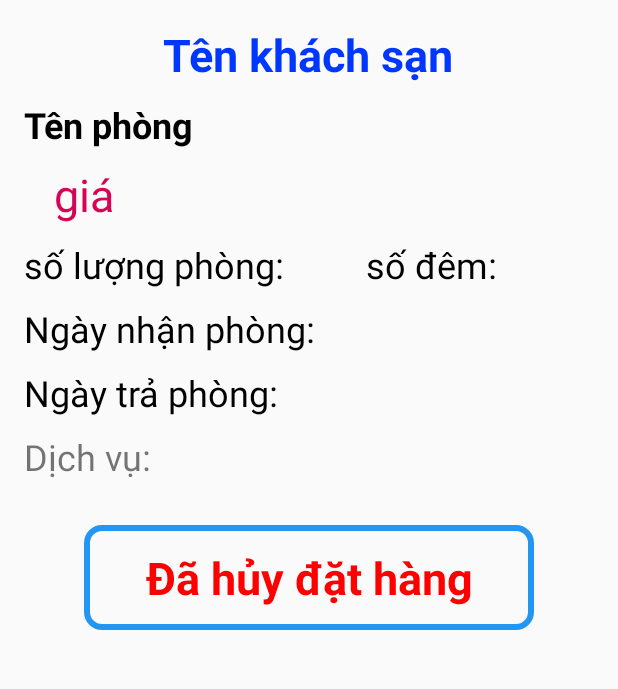
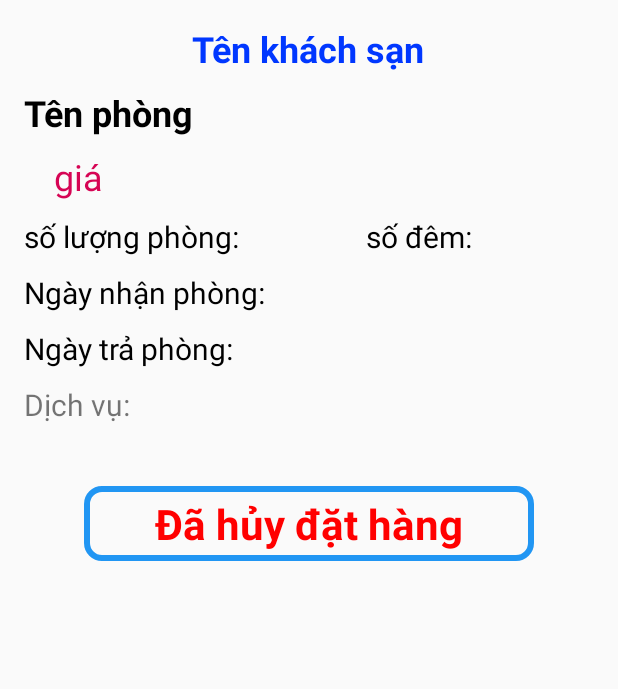
Before and after one commit to baphunguyen/HotelBookingApp, an Android app: the ChiTietDaHuyActivity screen opened directly, with no data from a screen before it, on a phone screen of 412 x 824 dp, the part 444-1133 px from its top. Run offline under Robolectric (Android 15) with nearby library versions, the phone set to English and light mode, and no system bars; our stand-ins replace Picasso, Volley; pictures from the network do not load; 3 statements that could not run were skipped.

Commit message:
Đổi kích thước cho phù hợp

```diff
--- a/app/src/main/res/layout/activity_chi_tiet_da_huy.xml
+++ b/app/src/main/res/layout/activity_chi_tiet_da_huy.xml
@@ -34,7 +34,7 @@
         android:layout_marginRight="16dp"
         android:text="Tên khách sạn"
         android:textColor="#0037FF"
-        android:textSize="30sp"
+        android:textSize="24sp"
         android:textStyle="bold"></TextView>
 
     <TextView
@@ -56,12 +56,12 @@
         android:layout_marginTop="10dp"
         android:text="giá"
         android:textColor="#D60454"
-        android:textSize="30sp" />
+        android:textSize="24sp" />
 
     <ScrollView
         android:id="@+id/ScrollView"
         android:layout_width="fill_parent"
-        android:layout_height="200dp"
+        android:layout_height="190dp"
         android:fillViewport="true">
         <LinearLayout
             android:orientation="vertical"
@@ -83,7 +83,7 @@
                     android:layout_weight="3"
                     android:text="số lượng phòng: "
                     android:textColor="#000000"
-                    android:textSize="24sp" />
+                    android:textSize="20sp" />
 
                 <TextView
                     android:id="@+id/tv_sodem_dahuy"
@@ -92,7 +92,7 @@
                     android:layout_weight="2"
                     android:text="số đêm: "
                     android:textColor="#000000"
-                    android:textSize="24sp" />
+                    android:textSize="20sp" />
             </LinearLayout>
 
             <TextView
@@ -103,7 +103,7 @@
                 android:layout_marginTop="10dp"
                 android:text="Ngày nhận phòng: "
                 android:textColor="#000000"
-                android:textSize="24sp">
+                android:textSize="20sp">
             </TextView>
 
             <TextView
@@ -114,7 +114,7 @@
                 android:layout_marginTop="10dp"
                 android:text="Ngày trả phòng: "
                 android:textColor="#000000"
-                android:textSize="24sp">
+                android:textSize="20sp">
             </TextView>
 
             <TextView
@@ -124,7 +124,7 @@
                 android:layout_marginLeft="16dp"
                 android:layout_marginTop="10dp"
                 android:text="Dịch vụ: "
-                android:textSize="24sp">
+                android:textSize="20sp">
             </TextView>
         </LinearLayout>
     </ScrollView>
@@ -135,9 +135,9 @@
         android:layout_gravity="center"
         android:textStyle="bold"
         android:textColor="#FF0000"
-        android:textSize="30sp"
+        android:textSize="28sp"
         android:text="Đã hủy đặt hàng"
         android:layout_width="300dp"
-        android:layout_height="70dp"/>
+        android:layout_height="50dp"/>
 
 </LinearLayout>
```
Also changed, not shown: app/src/main/res/layout/activity_chi_tiet_lich_su.xml (+8 -8 lines), 3 other files.
